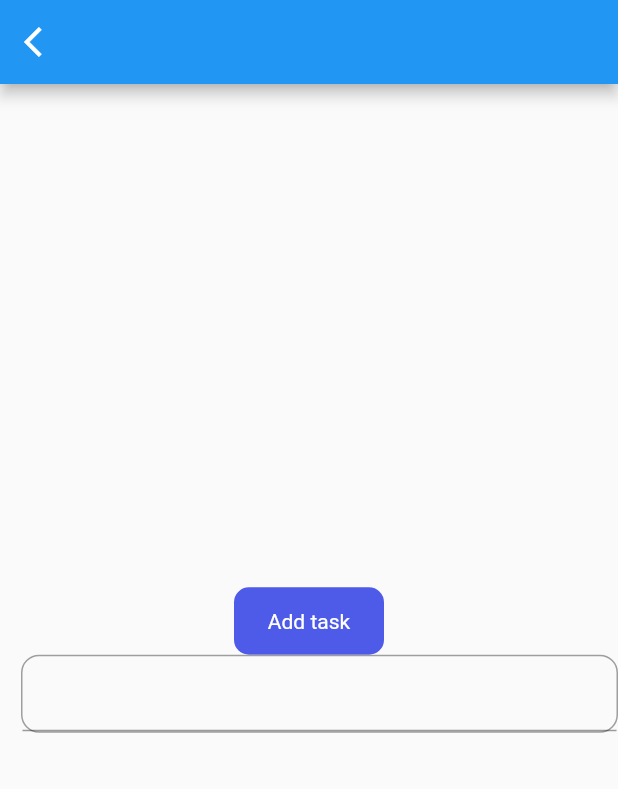
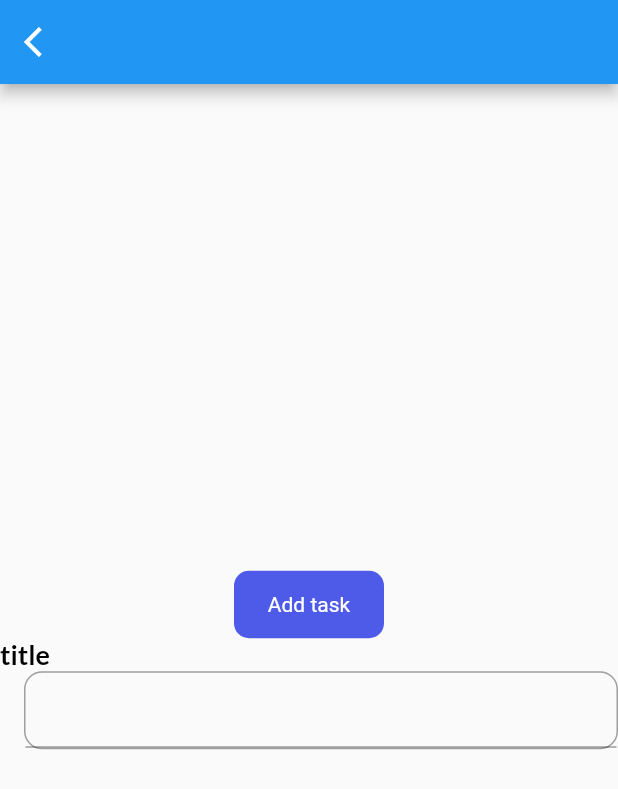
Before and after one commit to HowkMii/Todo-Mii, a Flutter app: the screen it shows after launch, on a phone screen of 412 x 824 dp. Shown: the top 789 px of the screen. Run offline on Flutter 3.47's test engine with Material 2 defaults, Android fonts, the phone set to English and light mode, and no system bars; our stand-ins replace get, get_storage, google_fonts.

Commit message:
input field

```diff
--- a/lib/ui/theme.dart
+++ b/lib/ui/theme.dart
@@ -21,7 +21,9 @@ class Themes {
     backgroundColor:darkGreyClr,
     brightness: Brightness.dark
   );
-  TextStyle get headingStyle {
+
+}
+TextStyle get headingStyle {
     return GoogleFonts.lato(
       textStyle: TextStyle(
         fontSize: 24,
@@ -98,4 +100,3 @@ class Themes {
     );
 
   }
-}
--- a/lib/ui/widgets/input_field.dart
+++ b/lib/ui/widgets/input_field.dart
@@ -11,9 +11,13 @@ class InputField extends StatelessWidget {
   final Widget? widget;
   @override
   Widget build(BuildContext context) {
-    return Container(
+    return Column(
+      crossAxisAlignment: CrossAxisAlignment.start,
+      children: [
+        Text(title,style: titleStyle,),
+        Container(
           padding: const EdgeInsets.only(top: 8),
-      margin: const EdgeInsets.only(left: 14),
+          margin: const EdgeInsets.only(left: 16),
           width: SizeConfig.screenWidth,
           height: 52,
           decoration: BoxDecoration(
@@ -26,6 +30,8 @@ class InputField extends StatelessWidget {
           ),
           child: TextFormField(),
 
+        ),
+      ],
     );
   }
 }
```
Lines whose indentation alone changed are shown as unchanged.
